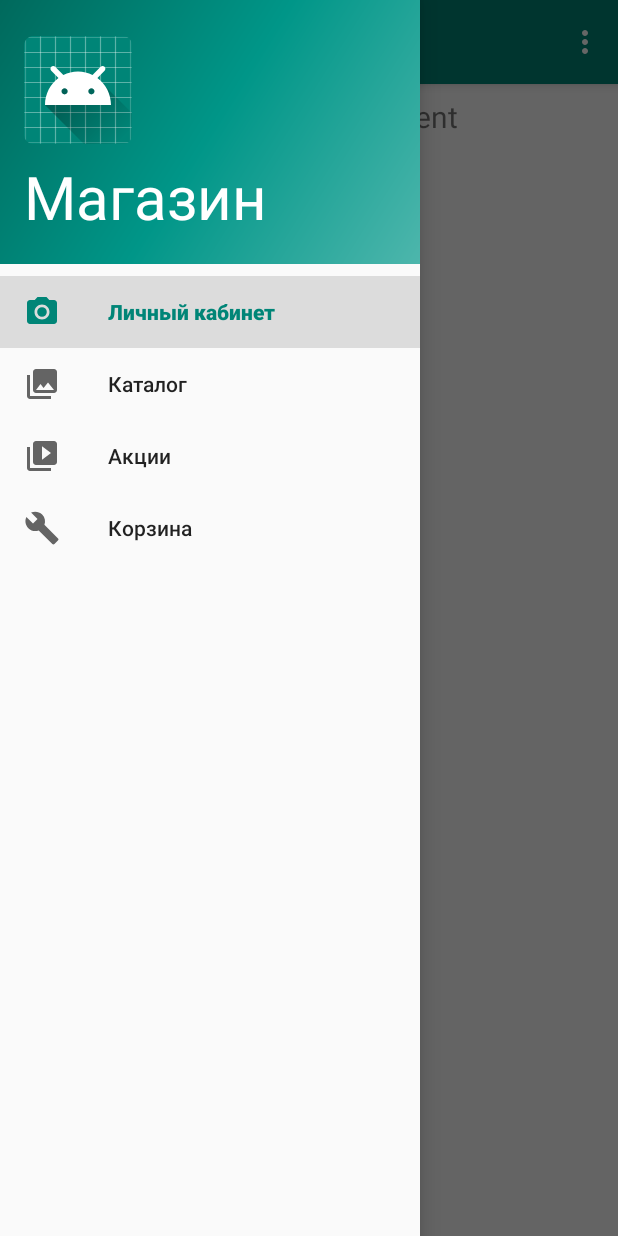
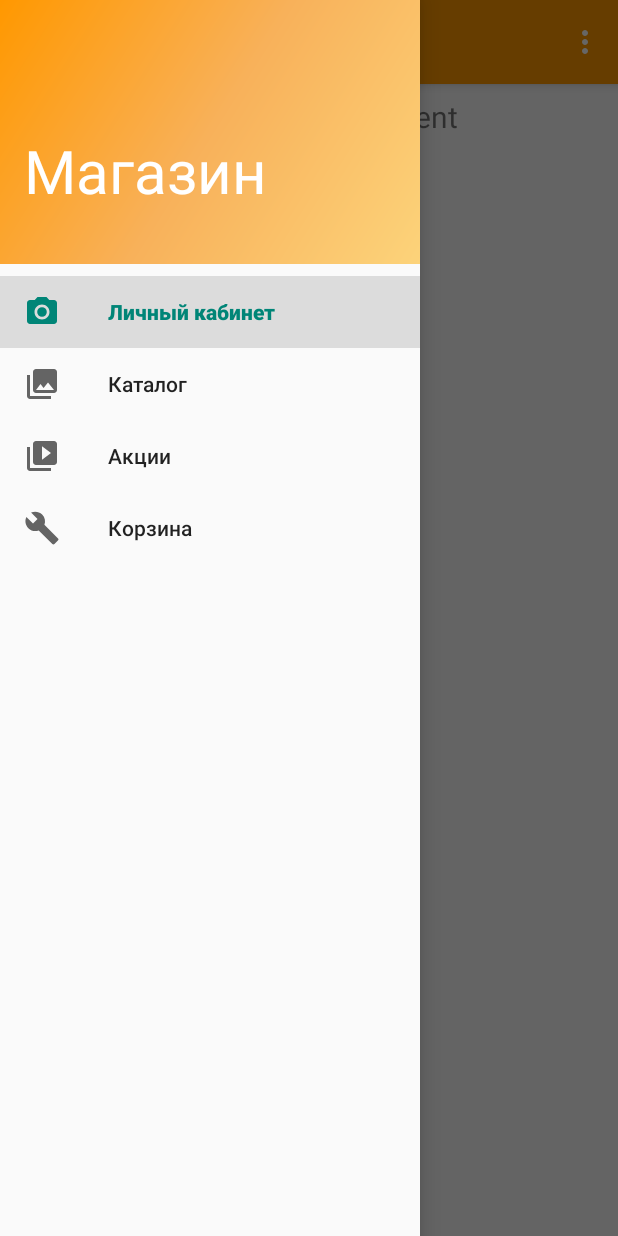
Before and after one commit to AlexandrTairov/MobileDevelopment, an Android app: the screen it shows after launch (MainActivity), with the side drawer open, on a phone screen of 412 x 824 dp. Run offline under Robolectric (Android 15) with nearby library versions, the phone set to English and light mode, and no system bars; our stand-ins replace navigation-ui.

Commit message:
changed menu

```diff
--- a/app/src/main/java/com/example/mobile/MainActivity.java
+++ b/app/src/main/java/com/example/mobile/MainActivity.java
@@ -25,14 +25,6 @@ public class MainActivity extends AppCompatActivity {
         setContentView(R.layout.activity_main);
         Toolbar toolbar = findViewById(R.id.toolbar);
         setSupportActionBar(toolbar);
-        FloatingActionButton fab = findViewById(R.id.fab);
-        fab.setOnClickListener(new View.OnClickListener() {
-            @Override
-            public void onClick(View view) {
-                Snackbar.make(view, "Replace with your own action", Snackbar.LENGTH_LONG)
-                        .setAction("Action", null).show();
-            }
-        });
         DrawerLayout drawer = findViewById(R.id.drawer_layout);
         NavigationView navigationView = findViewById(R.id.nav_view);
         // Passing each menu ID as a set of Ids because each
--- /dev/null
+++ b/app/src/main/res/drawable-v24/custom_launcher_foreground.xml
@@ -0,0 +1,46 @@
+<vector xmlns:android="http://schemas.android.com/apk/res/android"
+        android:width="108px"
+        android:height="108px"
+        android:viewportWidth="166"
+        android:viewportHeight="107">
+    <group>
+        <path
+                android:fillColor="#000000"
+                android:pathData="M0 53.5 l0 -53.5 83 0 83 0 0 53.5 0 53.5 -83 0 -83 0 0 -53.5z" />
+    </group>
+    <group>
+        <path
+                android:fillColor="#FF9800"
+                android:pathData="M0 53.5 l0 -53.5 83 0 83 0 0 53.5 0 53.5 -83 0 -83 0 0 -53.5z m86.4 40.2 c0.6 -1.7 0.6 -3.7 0 -5.4 -0.8 -2.5 -1.5 -2.8 -6.1 -3.1 -5 -0.3 -5.1 -0.2 -5.8 2.8 -1 4.6 0.3 8.8 2.8 9.2 4.5 0.7 8.1 -0.7 9.1 -3.5z m22.4 0.3 c1.1 -2.4 1.1 -3.4 -0.3 -5.9 -1.3 -2.7 -2.1 -3.1 -5.4 -3.1 -3.6 0 -4 0.3 -4.6 3 -1 4.6 0.3 8.8 2.8 9.2 4 0.6 6.3 -0.3 7.5 -3.2z m4.5 -12.1 c2 -0.5 3.7 -1.4 3.7 -1.9 0 -1.3 -4.7 -1.8 -20.6 -2.4 -12.7 -0.4 -14.6 -0.7 -18.9 -2.9 -4 -2.2 -5.1 -3.5 -7.2 -8.4 -1.4 -3.2 -2.9 -8.3 -3.3 -11.3 -0.5 -3 -1.4 -7.7 -2 -10.5 -0.6 -2.7 -1.6 -7.2 -2.1 -10 -0.6 -2.7 -1.5 -5.4 -2 -5.9 -0.5 -0.6 -0.9 -2.9 -0.9 -5.2 0 -2.4 -0.4 -4.6 -1 -4.9 -0.5 -0.3 -1 -1.4 -1 -2.3 0 -2.4 -4.3 -6.1 -8.1 -7.2 -7.1 -2.1 -12.9 1.8 -12.9 8.6 0 4.6 1.8 6.9 2.7 3.5 0.3 -1.2 0.9 -2.1 1.4 -2.1 0.5 0 0.9 -0.9 0.9 -2 0 -1.6 0.7 -2 3 -2 1.7 0 3 0.4 3 1 0 0.5 0.9 1.7 1.9 2.7 1.8 1.7 3.1 6.8 4.8 18.3 0.3 1.9 0.9 4 1.4 4.6 0.8 1 1.9 5.1 3.8 14.9 0.7 3.6 2.4 7.8 7 17.2 1 2.2 2.7 3.7 4.8 4.4 1.8 0.6 3.3 1.4 3.3 1.9 0 1.9 6.3 2.8 20 2.9 8 0.1 16.2 -0.4 18.3 -1z m4.6 -15.5 c3.8 -0.8 3.7 -0.4 5.6 -20.7 1.1 -12.5 1.2 -16.2 0.2 -17.8 -1.1 -1.8 -2.5 -1.9 -24.9 -1.9 -14.2 0 -23.8 0.4 -23.8 0.9 0 0.6 -1.7 1.2 -3.7 1.4 -2.3 0.2 -1.2 0.4 3 0.5 l6.7 0.2 0 9 0 9 -2.8 0 c-2.3 0 -3.2 -0.7 -4.5 -3.5 -0.9 -2 -1.7 -4.9 -1.7 -6.5 0 -1.6 -0.4 -3.2 -1 -3.5 -2.3 -1.4 0.3 25.4 2.9 30.4 0.7 1.3 2.4 2.1 4.9 2.4 6.5 0.7 35.8 0.7 39.1 0.1z" />
+        <path
+                android:fillColor="#FF9800"
+                android:pathData="M76.4 91.8 c-0.4 -1.5 -0.1 -2.5 1.1 -3.4 2.5 -1.8 4.5 -0.6 4.5 2.7 0 2.4 -0.4 2.9 -2.4 2.9 -1.7 0 -2.7 -0.7 -3.2 -2.2z" />
+        <path
+                android:fillColor="#FF9800"
+                android:pathData="M100.4 91.8 c-0.4 -1.5 -0.1 -2.5 1.1 -3.4 2.5 -1.8 4.5 -0.6 4.5 2.7 0 2.4 -0.4 2.9 -2.4 2.9 -1.7 0 -2.7 -0.7 -3.2 -2.2z" />
+        <path
+                android:fillColor="#FF9800"
+                android:pathData="M113.4 59.2 c0.3 -2 0.6 -4.7 0.6 -5.8 0 -1.5 0.8 -2.3 2.6 -2.7 2.6 -0.5 2.6 -0.4 1.9 4 -0.9 6.2 -1.3 7 -3.7 7.6 -1.9 0.5 -2 0.2 -1.4 -3.1z" />
+        <path
+                android:fillColor="#FF9800"
+                android:pathData="M76.2 57.5 c-1.9 -7.2 -1.6 -8.5 1.7 -8.5 2.4 0 2.9 0.5 3.5 3.1 0.3 1.7 0.6 4.7 0.6 6.5 0 2.9 -0.4 3.4 -2.3 3.4 -1.9 0 -2.5 -0.8 -3.5 -4.5z" />
+        <path
+                android:fillColor="#FF9800"
+                android:pathData="M87 59.1 c0 -1.6 -0.3 -4.3 -0.6 -6 -0.5 -2.6 -0.3 -3.1 1.2 -3.1 3.3 0 4.2 1.4 5 6.8 l0.7 5.2 -3.2 0 c-2.8 0 -3.1 -0.3 -3.1 -2.9z" />
+        <path
+                android:fillColor="#FF9800"
+                android:pathData="M97 60.3 c0 -1 -0.3 -3.5 -0.6 -5.5 -0.6 -3.7 -0.6 -3.8 2.5 -3.8 3.1 0 3.1 0 3.1 5.5 0 5.2 -0.1 5.5 -2.5 5.5 -1.7 0 -2.5 -0.6 -2.5 -1.7z" />
+        <path
+                android:fillColor="#FF9800"
+                android:pathData="M106 56.5 c0 -4.8 0.2 -5.5 2 -5.5 1.8 0 2 0.7 2 5.5 0 4.8 -0.2 5.5 -2 5.5 -1.8 0 -2 -0.7 -2 -5.5z" />
+        <path
+                android:fillColor="#FF9800"
+                android:pathData="M85.6 45.4 c-0.3 -0.9 -0.6 -2.4 -0.6 -3.5 0 -1 -0.7 -1.9 -1.5 -1.9 -1.2 0 -1.5 -1.3 -1.5 -5.5 l0 -5.5 10.5 0 10.5 0 0 4.8 c0 2.6 -0.3 6.4 -0.6 8.5 -0.6 3.2 -1 3.7 -3.4 3.7 -2.4 0 -2.8 -0.5 -3.4 -3.7 -0.3 -2.1 -0.6 -5.7 -0.6 -8.1 0 -2.6 -0.4 -4.1 -1 -3.7 -0.5 0.3 -1 2.1 -1 3.9 0 1.8 -0.3 5.4 -0.6 8 -0.6 4.2 -0.9 4.6 -3.4 4.6 -1.6 0 -3 -0.7 -3.4 -1.6z" />
+        <path
+                android:fillColor="#FF9800"
+                android:pathData="M106 41 c0 -2.6 -0.3 -6.2 -0.6 -7.9 -0.6 -3.1 -0.6 -3.1 3.5 -3.1 4.6 0 4.6 -0.2 2.9 8.5 -0.9 5.4 -1.5 6.4 -3.5 6.8 -2.1 0.4 -2.3 0.1 -2.3 -4.3z" />
+        <path
+                android:fillColor="#FF9800"
+                android:pathData="M114.7 45.3 c-0.4 -0.3 -0.7 -3.9 -0.7 -8 0 -6.5 0.2 -7.3 1.9 -7.3 5.3 0 6.2 2.7 4 11.6 -1.1 4.2 -3.2 5.7 -5.2 3.7z" />
+    </group>
+</vector>
--- /dev/null
+++ b/app/src/main/res/drawable/custom_launcher_background.xml
@@ -0,0 +1,10 @@
+<?xml version="1.0" encoding="utf-8"?>
+<vector
+        xmlns:android="http://schemas.android.com/apk/res/android"
+        android:height="108dp"
+        android:width="108dp"
+        android:viewportHeight="108"
+        android:viewportWidth="108">
+    <path android:fillColor="#FF9800"
+          android:pathData="M0,0h108v108h-108z"/>
+</vector>
--- a/app/src/main/res/drawable/side_nav_bar.xml
+++ b/app/src/main/res/drawable/side_nav_bar.xml
@@ -2,8 +2,8 @@
        android:shape="rectangle">
     <gradient
             android:angle="135"
-            android:centerColor="#009688"
-            android:endColor="#00695C"
-            android:startColor="#4DB6AC"
+            android:centerColor="#F8B15A"
+            android:endColor="#FF9800"
+            android:startColor="#FCD37A"
             android:type="linear"/>
 </shape>
--- a/app/src/main/res/layout/app_bar_main.xml
+++ b/app/src/main/res/layout/app_bar_main.xml
@@ -16,7 +16,7 @@
                 android:id="@+id/toolbar"
                 android:layout_width="match_parent"
                 android:layout_height="?attr/actionBarSize"
-                android:background="?attr/colorPrimary"
+                android:background="#FF9800"
                 app:popupTheme="@style/AppTheme.PopupOverlay"/>
 
     </com.google.android.material.appbar.AppBarLayout>
--- a/app/src/main/res/layout/nav_header_main.xml
+++ b/app/src/main/res/layout/nav_header_main.xml
@@ -13,13 +13,13 @@
         android:orientation="vertical"
         android:gravity="bottom">
 
-    <ImageView
-            android:layout_width="wrap_content"
-            android:layout_height="wrap_content"
-            android:paddingTop="@dimen/nav_header_vertical_spacing"
-            app:srcCompat="@mipmap/ic_launcher_round"
-            android:contentDescription="@string/nav_header_desc"
-            android:id="@+id/imageView"/>
+<!--    <ImageView-->
+<!--            android:layout_width="wrap_content"-->
+<!--            android:layout_height="wrap_content"-->
+<!--            android:paddingTop="@dimen/nav_header_vertical_spacing"-->
+<!--            app:srcCompat="@mipmap/custom_launcher"-->
+<!--            android:contentDescription="@string/nav_header_desc"-->
+<!--            android:id="@+id/imageView"/>-->
 
     <TextView
             android:layout_width="match_parent"
--- /dev/null
+++ b/app/src/main/res/mipmap-anydpi-v26/custom_launcher.xml
@@ -0,0 +1,5 @@
+<?xml version="1.0" encoding="utf-8"?>
+<adaptive-icon xmlns:android="http://schemas.android.com/apk/res/android">
+    <background android:drawable="@drawable/custom_launcher_background"/>
+    <foreground android:drawable="@drawable/custom_launcher_foreground"/>
+</adaptive-icon>
```
